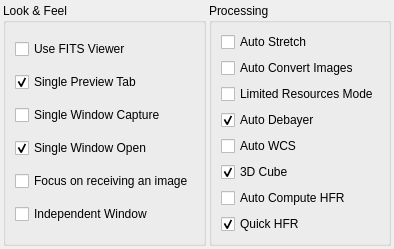
First picture: the form in kstars/fitsviewer/opsfits.ui, repository KDE/kstars, before the edit.
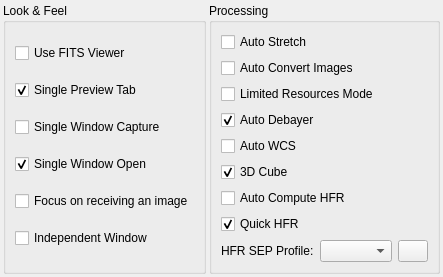
Second picture: the form after the edit.

Commit message: HFR StellarSolver Extraction profiles.

```diff
--- a/kstars/fitsviewer/opsfits.ui
+++ b/kstars/fitsviewer/opsfits.ui
@@ -219,6 +219,36 @@
           </property>
          </widget>
         </item>
+        <item>
+         <layout class="QHBoxLayout" name="horizontalLayoutHFR">
+          <item>
+           <widget class="QLabel" name="hfrSepLabel">
+            <property name="toolTip">
+             <string>Set the StellarSolver SEP profile for Capture-image HFR calculations.</string>
+            </property>
+            <property name="text">
+             <string>HFR SEP Profile:</string>
+            </property>
+           </widget>
+          </item>
+          <item>
+           <widget class="QComboBox" name="HfrOptionsProfiles"/>
+          </item>
+          <item>
+           <widget class="QPushButton" name="editHfrProfile">
+            <property name="maximumSize">
+             <size>
+              <width>30</width>
+              <height>16777215</height>
+             </size>
+            </property>
+            <property name="text">
+             <string/>
+            </property>
+           </widget>
+          </item>
+         </layout>
+        </item>
        </layout>
       </widget>
      </item>
```
The commit also changes 11 other files.
